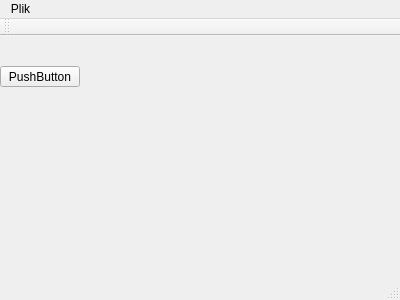
Above: mainwindow.ui from szpght/ClusteringGui before the change. Below: the same form after it.
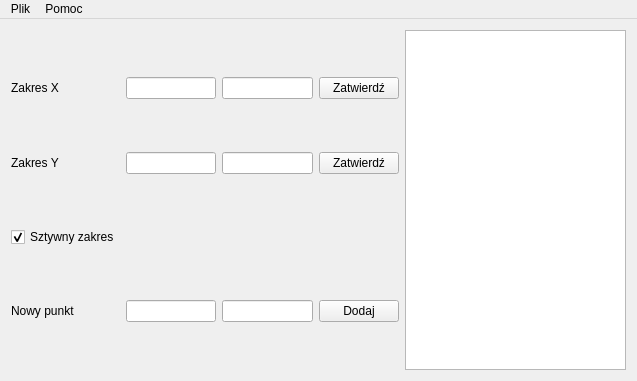
That is the form after the change.

The edit to the form file:
```diff
--- a/mainwindow.ui
+++ b/mainwindow.ui
@@ -6,45 +6,103 @@
    <rect>
     <x>0</x>
     <y>0</y>
-    <width>400</width>
-    <height>300</height>
+    <width>637</width>
+    <height>381</height>
    </rect>
   </property>
   <property name="windowTitle">
    <string>MainWindow</string>
   </property>
   <widget class="QWidget" name="centralWidget">
-   <widget class="QWidget" name="gridLayoutWidget">
-    <property name="geometry">
-     <rect>
-      <x>60</x>
-      <y>20</y>
-      <width>311</width>
-      <height>181</height>
-     </rect>
-    </property>
-    <layout class="QGridLayout" name="gridLayout"/>
-   </widget>
-   <widget class="QPushButton" name="pushButton">
-    <property name="geometry">
-     <rect>
-      <x>0</x>
-      <y>30</y>
-      <width>80</width>
-      <height>21</height>
-     </rect>
-    </property>
-    <property name="text">
-     <string>PushButton</string>
-    </property>
-   </widget>
+   <layout class="QHBoxLayout" name="horizontalLayout">
+    <item>
+     <layout class="QGridLayout" name="gridLayout_2">
+      <item row="0" column="3">
+       <widget class="QPushButton" name="pushButton">
+        <property name="text">
+         <string>Zatwierdź</string>
+        </property>
+       </widget>
+      </item>
+      <item row="1" column="0">
+       <widget class="QLabel" name="label_2">
+        <property name="text">
+         <string>Zakres Y</string>
+        </property>
+       </widget>
+      </item>
+      <item row="0" column="2">
+       <widget class="QLineEdit" name="lineEdit_2"/>
+      </item>
+      <item row="2" column="0">
+       <widget class="QCheckBox" name="checkBox">
+        <property name="text">
+         <string>Sztywny zakres</string>
+        </property>
+        <property name="checked">
+         <bool>true</bool>
+        </property>
+        <property name="tristate">
+         <bool>false</bool>
+        </property>
+       </widget>
+      </item>
+      <item row="0" column="0">
+       <widget class="QLabel" name="label">
+        <property name="text">
+         <string>Zakres X</string>
+        </property>
+       </widget>
+      </item>
+      <item row="0" column="1">
+       <widget class="QLineEdit" name="lineEdit"/>
+      </item>
+      <item row="1" column="1">
+       <widget class="QLineEdit" name="lineEdit_3"/>
+      </item>
+      <item row="1" column="3">
+       <widget class="QPushButton" name="pushButton_2">
+        <property name="text">
+         <string>Zatwierdź</string>
+        </property>
+       </widget>
+      </item>
+      <item row="1" column="2">
+       <widget class="QLineEdit" name="lineEdit_4"/>
+      </item>
+      <item row="3" column="0">
+       <widget class="QLabel" name="label_3">
+        <property name="text">
+         <string>Nowy punkt</string>
+        </property>
+       </widget>
+      </item>
+      <item row="3" column="1">
+       <widget class="QLineEdit" name="lineEdit_5"/>
+      </item>
+      <item row="3" column="2">
+       <widget class="QLineEdit" name="lineEdit_6"/>
+      </item>
+      <item row="3" column="3">
+       <widget class="QPushButton" name="pushButton_3">
+        <property name="text">
+         <string>Dodaj</string>
+        </property>
+       </widget>
+      </item>
+     </layout>
+    </item>
+    <item>
+     <widget class="QGraphicsView" name="graphicsView"/>
+    </item>
+   </layout>
   </widget>
   <widget class="QMenuBar" name="menuBar">
    <property name="geometry">
     <rect>
      <x>0</x>
      <y>0</y>
-     <width>400</width>
+     <width>637</width>
      <height>20</height>
     </rect>
    </property>
@@ -53,18 +111,20 @@
      <string>Plik</string>
     </property>
     <addaction name="actionRob_cos"/>
+    <addaction name="actionWczytaj_z_pliku"/>
+    <addaction name="actionZapisz_do_pliku"/>
+    <addaction name="actionWyj_cie"/>
+   </widget>
+   <widget class="QMenu" name="menuPomoc">
+    <property name="title">
+     <string>Pomoc</string>
+    </property>
+    <addaction name="actionO_programie"/>
+    <addaction name="actionLicencja"/>
    </widget>
    <addaction name="menuPlik"/>
+   <addaction name="menuPomoc"/>
   </widget>
-  <widget class="QToolBar" name="mainToolBar">
-   <attribute name="toolBarArea">
-    <enum>TopToolBarArea</enum>
-   </attribute>
-   <attribute name="toolBarBreak">
-    <bool>false</bool>
-   </attribute>
-  </widget>
-  <widget class="QStatusBar" name="statusBar"/>
   <action name="actionRob_cos">
    <property name="text">
     <string>Rob cos</string>
```
Left out of the diff: 27 changed lines with no effect on the pictures.
